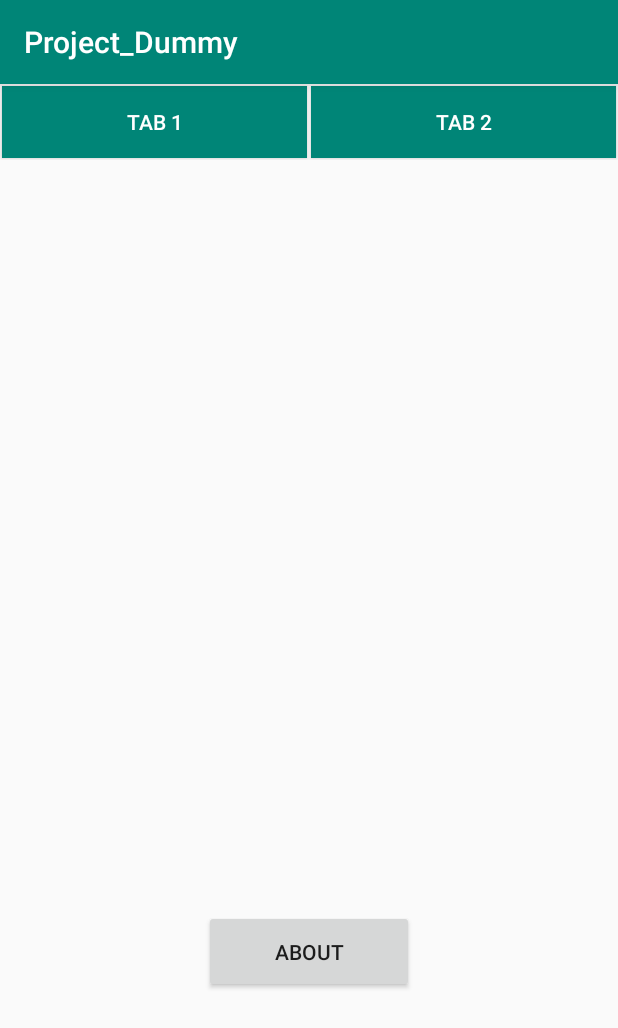
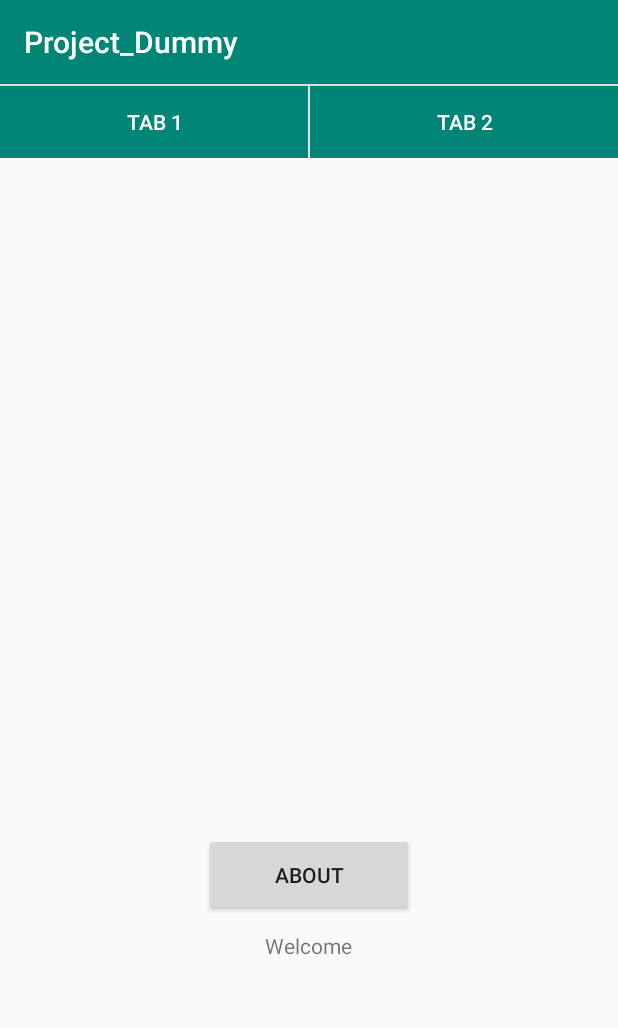
Before and after one commit to yuangarka/Project_Dummy, an Android app: the HomeActivity screen opened directly, with no data from a screen before it, on a phone screen of 412 x 824 dp. Shown: the top 1028 px of the screen. Run offline under Robolectric (Android 15) with nearby library versions, the phone set to English and light mode, and no system bars.

```diff
--- a/app/src/main/AndroidManifest.xml
+++ b/app/src/main/AndroidManifest.xml
@@ -1,6 +1,9 @@
 <?xml version="1.0" encoding="utf-8"?>
 <manifest xmlns:android="http://schemas.android.com/apk/res/android"
     package="com.katouji.project_dummy">
+
+    <uses-permission android:name="android.permission.ACCESS_WIFI_STATE" />
+    <uses-permission android:name="android.permission.ACCESS_NOTIFICATION_POLICY" />
 
     <application
         android:allowBackup="true"
@@ -20,4 +23,5 @@
         </activity>
     </application>
 
+
 </manifest>
--- a/app/src/main/java/com/katouji/project_dummy/HomeActivity.java
+++ b/app/src/main/java/com/katouji/project_dummy/HomeActivity.java
@@ -1,23 +1,32 @@
 package com.katouji.project_dummy;
+
+import android.content.BroadcastReceiver;
+import android.content.Context;
+import android.content.Intent;
+import android.content.IntentFilter;
+import android.net.wifi.WifiManager;
+import android.os.Bundle;
+import android.view.View;
+import android.widget.Button;
+import android.widget.TextView;
+import android.widget.Toast;
 
 import androidx.appcompat.app.AppCompatActivity;
 import androidx.fragment.app.Fragment;
 import androidx.fragment.app.FragmentManager;
 import androidx.fragment.app.FragmentTransaction;
 
-import android.content.Intent;
-import android.os.Bundle;
-import android.view.View;
-import android.widget.Button;
-
 public class HomeActivity extends AppCompatActivity {
     private Button btnAbout;
+    private TextView txtUser;
+    private WifiManager wifiManager;
 
     @Override
     protected void onCreate(Bundle savedInstanceState) {
         super.onCreate(savedInstanceState);
         setContentView(R.layout.activity_home);
 
+        txtUser = (TextView) findViewById((R.id.txtUser));
         btnAbout = (Button) findViewById(R.id.btnAbout);
         btnAbout.setOnClickListener(new View.OnClickListener() {
             @Override
@@ -26,7 +35,51 @@ public class HomeActivity extends AppCompatActivity {
             }
         });
 
+        wifiManager = (WifiManager) getApplicationContext().getSystemService(Context.WIFI_SERVICE);
+
+        if(getIntent().getExtras()!=null){
+            /**
+             * Jika Bundle ada, ambil data dari Bundle
+             */
+            Bundle bundle = getIntent().getExtras();
+            txtUser.setText(bundle.getString("dataUsername"));
+        }else{
+            /**
+             * Apabila Bundle tidak ada, ambil dari Intent
+             */
+            txtUser.setText(getIntent().getStringExtra("dataUsername"));
+        }
+
     }
+
+    @Override
+    protected void onStart() {
+        super.onStart();
+        IntentFilter intentFilter = new IntentFilter(wifiManager.WIFI_STATE_CHANGED_ACTION);
+        registerReceiver(wifiStateReceiver, intentFilter);
+    }
+
+    @Override
+    protected void onStop() {
+        super.onStop();
+        unregisterReceiver(wifiStateReceiver);
+    }
+
+    private BroadcastReceiver wifiStateReceiver = new BroadcastReceiver() {
+        @Override
+        public void onReceive(Context context, Intent intent) {
+            int wifiStateExtra = intent.getIntExtra(wifiManager.EXTRA_WIFI_STATE,wifiManager.WIFI_STATE_UNKNOWN);
+
+            switch (wifiStateExtra){
+                case WifiManager.WIFI_STATE_ENABLED:
+                    Toast.makeText(getApplicationContext(), "Terhubung...",Toast.LENGTH_SHORT).show();
+                    break;
+                case WifiManager.WIFI_STATE_DISABLED:
+                    Toast.makeText(getApplicationContext(), "Terputus...",Toast.LENGTH_SHORT).show();
+                    break;
+            }
+        }
+    };
 
     public void openActivityAbout(){
         Intent intent = new Intent(this, AboutActivity.class);
--- a/app/src/main/res/layout/activity_home.xml
+++ b/app/src/main/res/layout/activity_home.xml
@@ -1,6 +1,5 @@
 <?xml version="1.0" encoding="utf-8"?>
 <LinearLayout xmlns:android="http://schemas.android.com/apk/res/android"
-    xmlns:app="http://schemas.android.com/apk/res-auto"
     xmlns:tools="http://schemas.android.com/tools"
     android:layout_width="match_parent"
     android:layout_height="match_parent"
@@ -17,7 +16,8 @@
             android:id="@+id/btnTap1"
             android:layout_width="wrap_content"
             android:layout_height="wrap_content"
-            android:layout_margin="1dp"
+            android:layout_marginTop="1dp"
+            android:layout_marginRight="1dp"
             android:layout_weight="1"
             android:background="@color/colorPrimary"
             android:onClick="loadFragmentOne"
@@ -28,7 +28,7 @@
             android:id="@+id/btnTab2"
             android:layout_width="wrap_content"
             android:layout_height="wrap_content"
-            android:layout_margin="1dp"
+            android:layout_marginTop="1dp"
             android:layout_weight="1"
             android:background="@color/colorPrimary"
             android:onClick="loadFragmentTwo"
@@ -40,7 +40,7 @@
     <FrameLayout
         android:id="@+id/mainFrag"
         android:layout_width="match_parent"
-        android:layout_height="500dp"
+        android:layout_height="450dp"
         android:layout_gravity="top" />
 
     <Button
@@ -50,5 +50,20 @@
         android:layout_gravity="center"
         android:text="ABOUT" />
 
+    <TextView
+        android:id="@+id/textView4"
+        android:layout_width="wrap_content"
+        android:layout_height="wrap_content"
+        android:layout_gravity="center"
+        android:layout_marginTop="10dp"
+        android:text="Welcome" />
+
+    <TextView
+        android:id="@+id/txtUser"
+        android:layout_width="wrap_content"
+        android:layout_height="wrap_content"
+        android:layout_gravity="center"
+        android:text="Username" />
+
 
 </LinearLayout>
--- a/app/src/main/res/layout/activity_main.xml
+++ b/app/src/main/res/layout/activity_main.xml
@@ -43,7 +43,7 @@
             android:id="@+id/textView"
             android:layout_width="wrap_content"
             android:layout_height="wrap_content"
-            android:text="Not a member? Sign up now." />
+            android:text="Not a member ? Sign up now." />
     </LinearLayout>
 
 </androidx.constraintlayout.widget.ConstraintLayout>
```
Also changed, not shown: app/src/main/java/com/katouji/project_dummy/MainActivity.java (+5 -2 lines).
